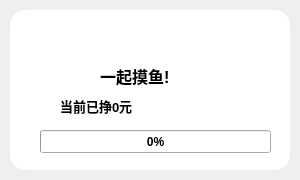
wxydejoy/MoneyProgress_win, file message.ui: the form before one commit.
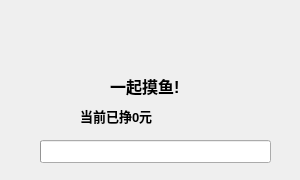
The form after the commit. Icons and pictures are not drawn.

Diff of the .ui file:
```diff
--- a/message.ui
+++ b/message.ui
@@ -24,15 +24,15 @@
     <rect>
      <x>0</x>
      <y>0</y>
-     <width>291</width>
-     <height>171</height>
+     <width>301</width>
+     <height>181</height>
     </rect>
    </property>
    <widget class="QLabel" name="label">
     <property name="geometry">
      <rect>
-      <x>110</x>
-      <y>10</y>
+      <x>120</x>
+      <y>20</y>
       <width>51</width>
       <height>51</height>
      </rect>
@@ -52,8 +52,8 @@
    <widget class="QLabel" name="labelTitle1">
     <property name="geometry">
      <rect>
-      <x>100</x>
-      <y>60</y>
+      <x>110</x>
+      <y>70</y>
       <width>91</width>
       <height>31</height>
      </rect>
@@ -73,7 +73,7 @@
     <property name="geometry">
      <rect>
       <x>40</x>
-      <y>130</y>
+      <y>140</y>
       <width>231</width>
       <height>23</height>
      </rect>
@@ -82,31 +82,14 @@
      <number>0</number>
     </property>
     <property name="textVisible">
-     <bool>true</bool>
-    </property>
-   </widget>
-   <widget class="QLabel" name="label_2">
-    <property name="geometry">
-     <rect>
-      <x>10</x>
-      <y>10</y>
-      <width>280</width>
-      <height>160</height>
-     </rect>
-    </property>
-    <property name="styleSheet">
-     <string notr="true">background-color: rgb(255, 255, 255);
-border-radius:15px;</string>
-    </property>
-    <property name="text">
-     <string/>
+     <bool>false</bool>
     </property>
    </widget>
    <widget class="QLabel" name="labelMoney">
     <property name="geometry">
      <rect>
-      <x>60</x>
-      <y>90</y>
+      <x>80</x>
+      <y>100</y>
       <width>191</width>
       <height>31</height>
      </rect>
```
Left out of the diff: 5 changed lines with no effect on the pictures.
